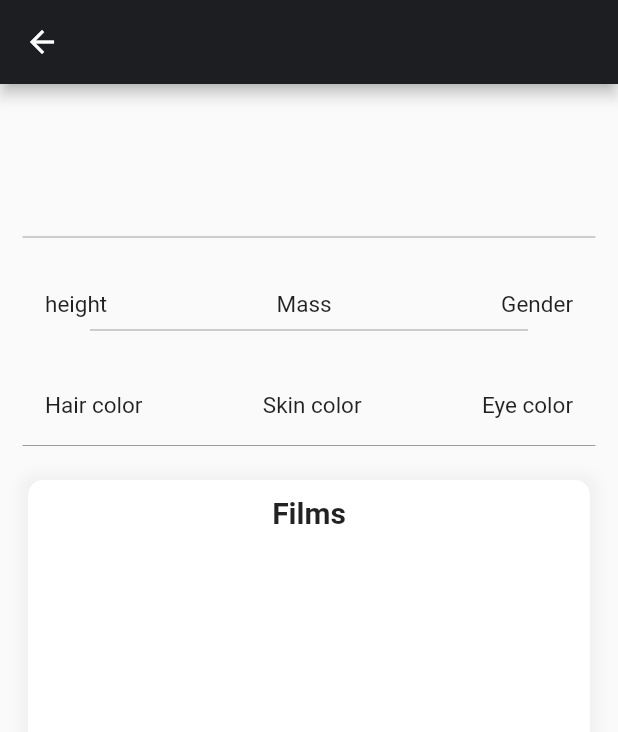
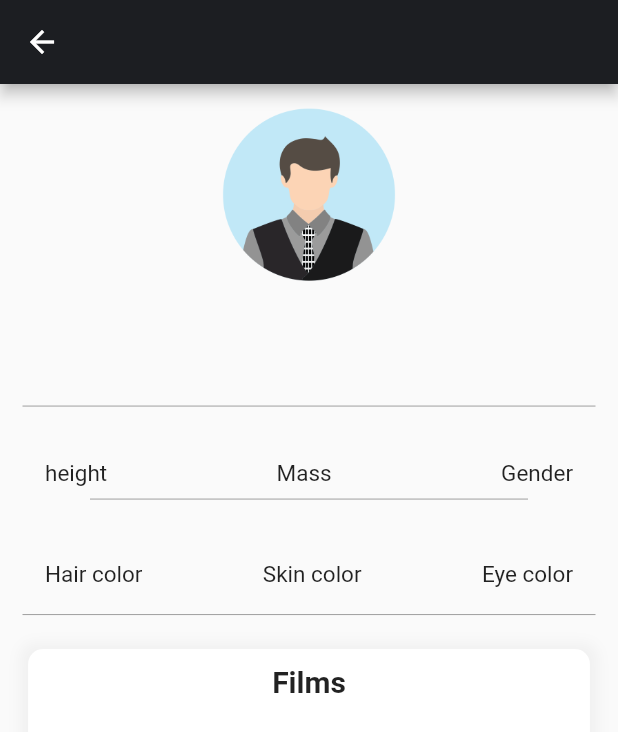
Before and after one commit to Essam101/Star-Wars-App, a Flutter app: the CharacterDetailsScreen screen opened directly with empty values, on a phone screen of 412 x 824 dp. Shown: the top 732 px of the screen. Run offline on Flutter 3.47's test engine with Material 2 defaults, Android fonts, the phone set to English and light mode, and no system bars; missing offline and left inert: flutter_pagination_wrapper; statements that could not run were skipped.

Commit message:
add profile photo in dharacter Detalist Screen

```diff
--- a/lib/pages/characterDetailsScreen.dart
+++ b/lib/pages/characterDetailsScreen.dart
@@ -7,15 +7,15 @@ import 'package:star_wars/constants/constant.dart';
 import 'package:star_wars/models/caractersModel.dart';
 import 'package:star_wars/models/filmModel.dart';
 
-
 class CharacterDetailsScreen extends StatefulWidget {
   static String id = "/characterDetails";
   final Result result;
+
   const CharacterDetailsScreen({Key key, this.result}) : super(key: key);
+
   @override
   _CharacterDetailsScreenState createState() => _CharacterDetailsScreenState();
 }
-
 
 class _CharacterDetailsScreenState extends State<CharacterDetailsScreen> {
   FilmModel filmModel;
@@ -68,7 +68,16 @@ class _CharacterDetailsScreenState extends State<CharacterDetailsScreen> {
                 child: Column(
                   children: [
                     SizedBox(
-                      height: 20,
+                      height: 5,
+                    ),
+                    Image.asset(
+                      widget.result.gender == "female"
+                          ? "images/woman.png"
+                          : "images/man.png",
+                      height: height / 7,
+                    ),
+                    SizedBox(
+                      height: 10,
                     ),
                     Column(
                       crossAxisAlignment: CrossAxisAlignment.center,
--- a/lib/pages/splashScreen.dart
+++ b/lib/pages/splashScreen.dart
@@ -15,7 +15,7 @@ class _SplashScreenState extends State<SplashScreen> {
   void initState() {
     super.initState();
     splashTime().then((status) {
-      Navigator.pushNamed(context, CharactersScreen.id);
+      Navigator.pushReplacementNamed(context, CharactersScreen.id);
     });
   }
 
```
